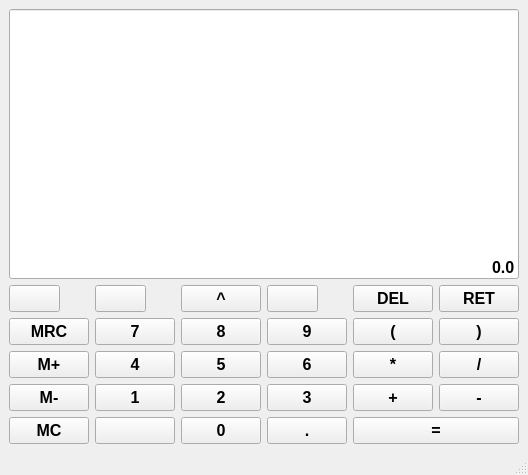
First picture: the form in maincalc.ui, repository red-kangaroo/ak7_qtcalc, before the edit.
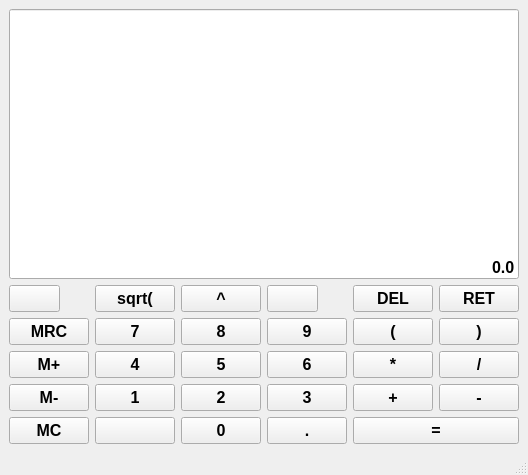
Second picture: the form after the edit.

Commit message: Handle power and sqrt

```diff
--- a/maincalc.ui
+++ b/maincalc.ui
@@ -44,7 +44,7 @@
 }♣</string>
       </property>
       <property name="text">
-       <string/>
+       <string>sqrt(</string>
       </property>
      </widget>
     </item>
```
The commit also changes 2 other files.
